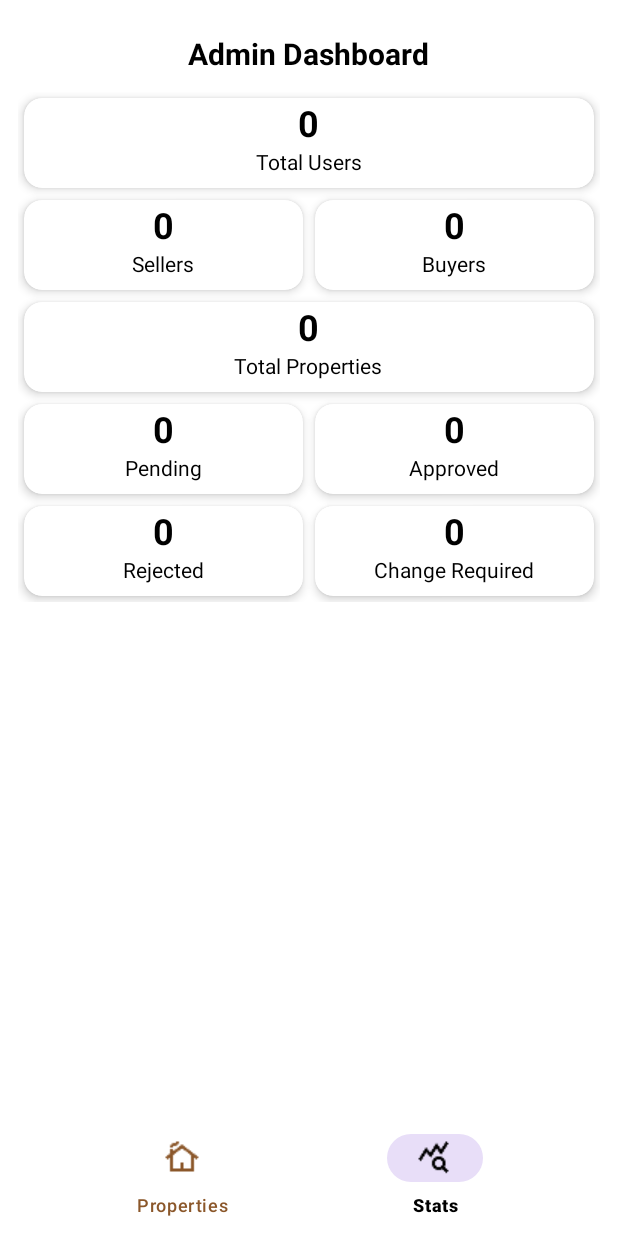
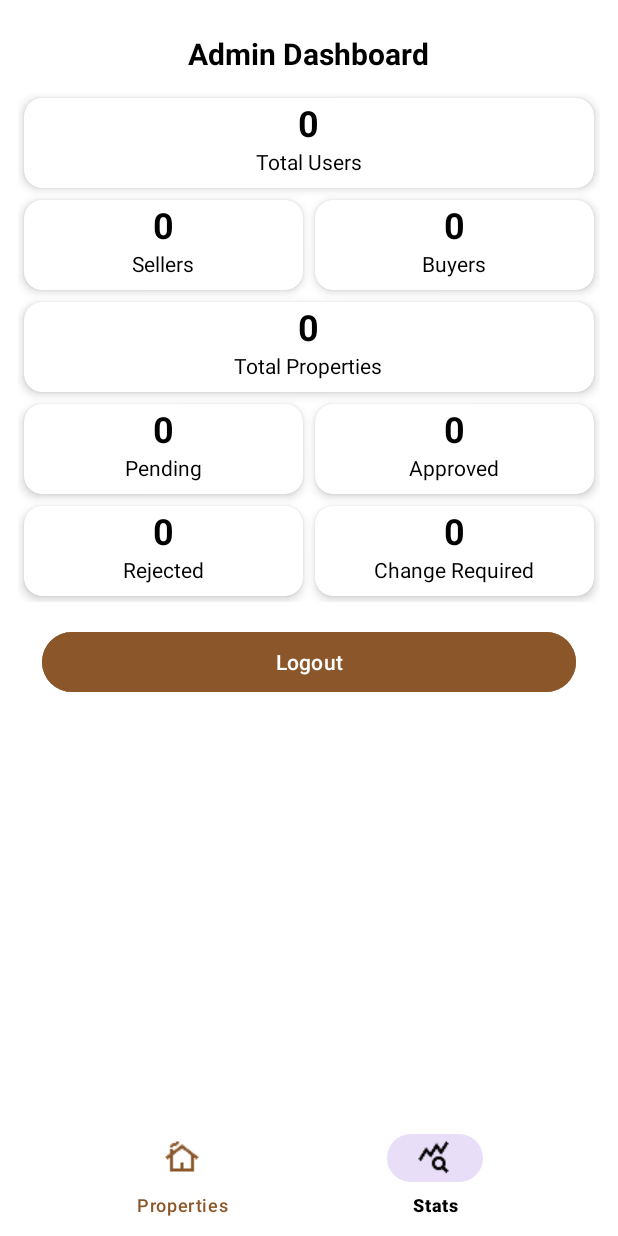
Before and after one commit to diya1094/Essence, an Android app: the AdminStatsActivity screen opened directly, with no data from a screen before it, on a phone screen of 412 x 824 dp. Run offline under Robolectric (Android 15) with nearby library versions, the phone set to English and light mode, and no system bars; our stand-ins replace Firebase (no records; nobody signed in at launch, a user with empty details on screens opened directly).

Commit message:
Admin Logout Done

```diff
--- a/app/src/main/java/com/example/essence/AdminStatsActivity.kt
+++ b/app/src/main/java/com/example/essence/AdminStatsActivity.kt
@@ -3,9 +3,15 @@ package com.example.essence
 import android.content.Intent
 import android.os.Bundle
 import android.util.Log
+import android.widget.Button
 import android.widget.TextView
+import android.widget.Toast
 import androidx.appcompat.app.AppCompatActivity
+import com.google.android.gms.auth.api.signin.GoogleSignIn
+import com.google.android.gms.auth.api.signin.GoogleSignInClient
+import com.google.android.gms.auth.api.signin.GoogleSignInOptions
 import com.google.android.material.bottomnavigation.BottomNavigationView
+import com.google.firebase.auth.FirebaseAuth
 import com.google.firebase.firestore.FirebaseFirestore
 
 class AdminStatsActivity : AppCompatActivity() {
@@ -20,6 +26,10 @@ class AdminStatsActivity : AppCompatActivity() {
     private lateinit var tvRejectedCount: TextView
     private lateinit var tvChangesRequiredCount: TextView
     private lateinit var bottomNavigationView: BottomNavigationView
+    private lateinit var btnLogout: Button
+
+    private lateinit var auth: FirebaseAuth
+    private lateinit var googleSignInClient: GoogleSignInClient
 
     override fun onCreate(savedInstanceState: Bundle?) {
         super.onCreate(savedInstanceState)
@@ -35,13 +45,22 @@ class AdminStatsActivity : AppCompatActivity() {
         tvChangesRequiredCount = findViewById(R.id.tvChangeRequired)
 
         bottomNavigationView = findViewById(R.id.bottomNavigation)
+        btnLogout = findViewById(R.id.btnLogout)
+
+        // Firebase + Google setup
+        auth = FirebaseAuth.getInstance()
+        val gso = GoogleSignInOptions.Builder(GoogleSignInOptions.DEFAULT_SIGN_IN)
+            .requestIdToken(getString(R.string.default_web_client_id))
+            .requestEmail()
+            .build()
+        googleSignInClient = GoogleSignIn.getClient(this, gso)
 
         db = FirebaseFirestore.getInstance()
         loadAdminStats()
 
         bottomNavigationView.setOnItemSelectedListener { item ->
             when (item.itemId) {
-                R.id.nav_properties-> {
+                R.id.nav_properties -> {
                     val intent = Intent(this, AdminActivity::class.java)
                     startActivity(intent)
                     true
@@ -52,10 +71,14 @@ class AdminStatsActivity : AppCompatActivity() {
                 else -> false
             }
         }
+
+        // Logout button
+        btnLogout.setOnClickListener {
+            logoutUser()
+        }
     }
 
     private fun loadAdminStats() {
-
         db.collection("users")
             .addSnapshotListener { snapshots, e ->
                 if (e != null) {
@@ -133,7 +156,7 @@ class AdminStatsActivity : AppCompatActivity() {
             }
 
         db.collection("properties")
-            .whereEqualTo("status", "changes_requested") // Ensure this status string is correct
+            .whereEqualTo("status", "changes_requested")
             .addSnapshotListener { snapshots, e ->
                 if (e != null) {
                     Log.w("AdminStatsActivity", "Changes Required count listen failed.", e)
@@ -143,6 +166,19 @@ class AdminStatsActivity : AppCompatActivity() {
                 tvChangesRequiredCount.text = snapshots?.size()?.toString() ?: "0"
             }
     }
+
+    private fun logoutUser() {
+        Log.i("AdminStatsActivity", "Logging out admin.")
+        auth.signOut()
+        googleSignInClient.signOut().addOnCompleteListener {
+            Toast.makeText(this, "Logged out", Toast.LENGTH_SHORT).show()
+            val intent = Intent(this, LoginActivity::class.java)
+            intent.flags = Intent.FLAG_ACTIVITY_NEW_TASK or Intent.FLAG_ACTIVITY_CLEAR_TASK
+            startActivity(intent)
+            finishAffinity()
+        }
+    }
+
     override fun onResume() {
         super.onResume()
         bottomNavigationView.selectedItemId = R.id.nav_stats
--- a/app/src/main/java/com/example/essence/ProfileActivity.kt
+++ b/app/src/main/java/com/example/essence/ProfileActivity.kt
@@ -25,11 +25,11 @@ class ProfileActivity : AppCompatActivity() {
     private lateinit var tvName: TextView
     private lateinit var tvEmail: TextView
     private lateinit var tvRole: TextView
-    private lateinit var tvUserId: TextView // Assuming you have this TextView in your XML
+    private lateinit var tvUserId: TextView
     private lateinit var btnLogout: Button
     private lateinit var bottomNavigationView: BottomNavigationView
 
-    private val SELLER_ID_FIELD_IN_PROPERTIES = "userId" // <<< --- CHANGE THIS TO YOUR ACTUAL FIELD NAME (e.g., "sellerId", "ownerId")
+    private val SELLER_ID_FIELD_IN_PROPERTIES = "userId" //
 
     override fun onCreate(savedInstanceState: Bundle?) {
         super.onCreate(savedInstanceState)
--- a/app/src/main/res/layout/activity_admin_stats.xml
+++ b/app/src/main/res/layout/activity_admin_stats.xml
@@ -310,6 +310,17 @@
             </androidx.cardview.widget.CardView>
 
         </GridLayout>
+
+        <Button
+            android:id="@+id/btnLogout"
+            android:layout_width="match_parent"
+            android:layout_height="wrap_content"
+            android:text="Logout"
+            android:layout_margin="16dp"
+            android:gravity="center"
+            android:layout_gravity="bottom"
+            android:backgroundTint="@color/primaryColor"
+            android:textColor="@android:color/white" />
     </LinearLayout>
 
     <com.google.android.material.bottomnavigation.BottomNavigationView
```
